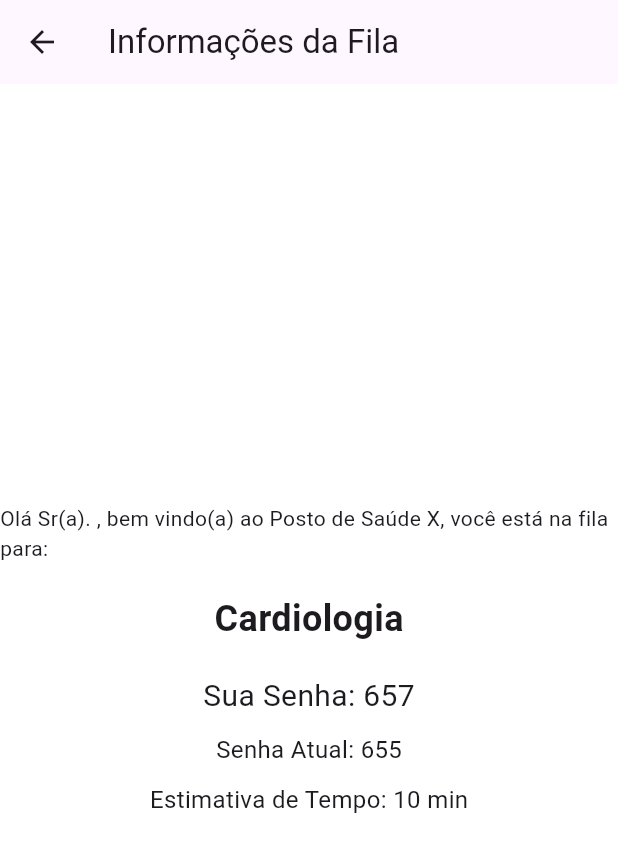
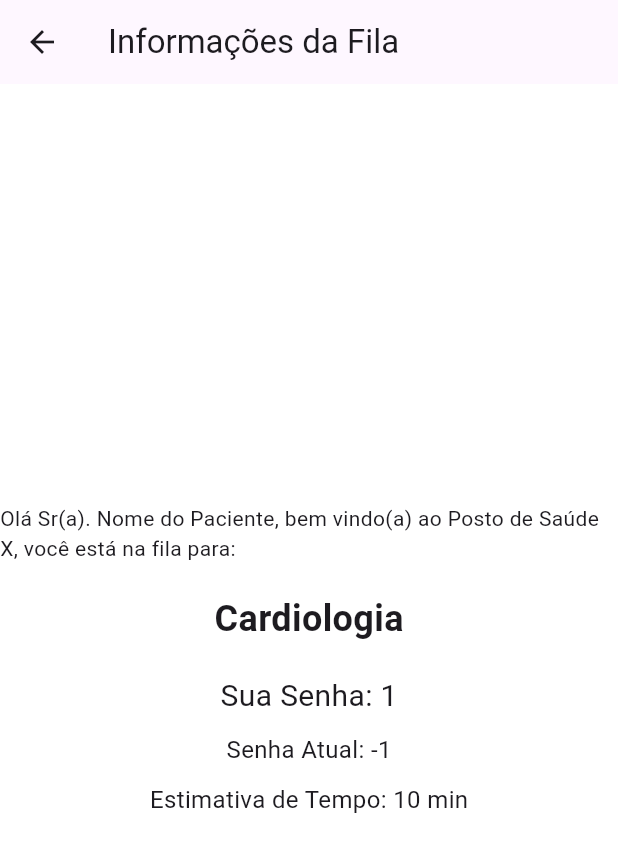
Before and after one commit to feliperm17/FilaPostinhoFront, a Flutter app: the screen it shows after launch, after a tap on "Entrar na Fila", on a phone screen of 412 x 824 dp. Shown: the top 852 px of the screen. Run offline on Flutter 3.47's test engine with Material 3 defaults, Android fonts, the light colour scheme and no system bars; our stand-ins replace mask_text_input_formatter, shared_preferences; accounts and stored records are empty.

Commit message:
fixes: corrigindo bugs

```diff
--- a/fila_postinho_front/lib/features/auth/screens/home_page.dart
+++ b/fila_postinho_front/lib/features/auth/screens/home_page.dart
@@ -4,13 +4,10 @@ import 'package:fila_postinho_front/core/theme/colors.dart';
 import 'package:fila_postinho_front/shared/widgets/theme_toggle_button.dart';
 import 'package:fila_postinho_front/shared/widgets/background_gradient.dart';
 import 'package:fila_postinho_front/features/auth/screens/queue_info_screen.dart';
-import 'package:fila_postinho_front/features/auth/services/auth_service.dart';
-import 'package:fila_postinho_front/features/auth/models/user_model.dart';
 
 class HomePage extends StatelessWidget {
   final VoidCallback toggleTheme;
   final List<String> queue = []; // Lista para armazenar os pacientes
-  final AuthService _authService = AuthService();
 
   HomePage({super.key, required this.toggleTheme});
 
@@ -125,14 +122,11 @@ class HomePage extends StatelessWidget {
   }
 
   void _enterQueue(BuildContext context) {
-    // Obtém o usuário logado
-    UserModel? currentUser = _authService.getCurrentUser();
-
-    // Verifica se o usuário está logado
-    if (currentUser != null) {
-      String patientName = currentUser.name; // Pega o nome do usuário logado
-      int currentTicket = 657; // Exemplo, pegue do sistema
-      int estimatedTime = 10; // Exemplo, pegue do sistema
+    // Aqui você pode obter o nome do paciente do usuário logado
+    String patientName =
+        "Nome do Paciente"; // Substitua pelo nome real do paciente
+    int currentTicket = 1; // Defina a lógica para obter o ticket atual
+    int estimatedTime = 10; // Defina a lógica para calcular o tempo estimado
 
     Navigator.of(context).push(
       MaterialPageRoute(
@@ -144,18 +138,5 @@ class HomePage extends StatelessWidget {
         ),
       ),
     );
-    } else {
-      // Trate o caso em que não há usuário logado
-      _showSnackBar(context, 'Usuário não está logado.', false);
   }
 }
-
-  void _showSnackBar(BuildContext context, String message, bool isSuccess) {
-    ScaffoldMessenger.of(context).showSnackBar(
-      SnackBar(
-        content: Text(message),
-        duration: const Duration(seconds: 2),
-      ),
-    );
-  }
-}
```
Lines whose indentation alone changed are shown as unchanged.
